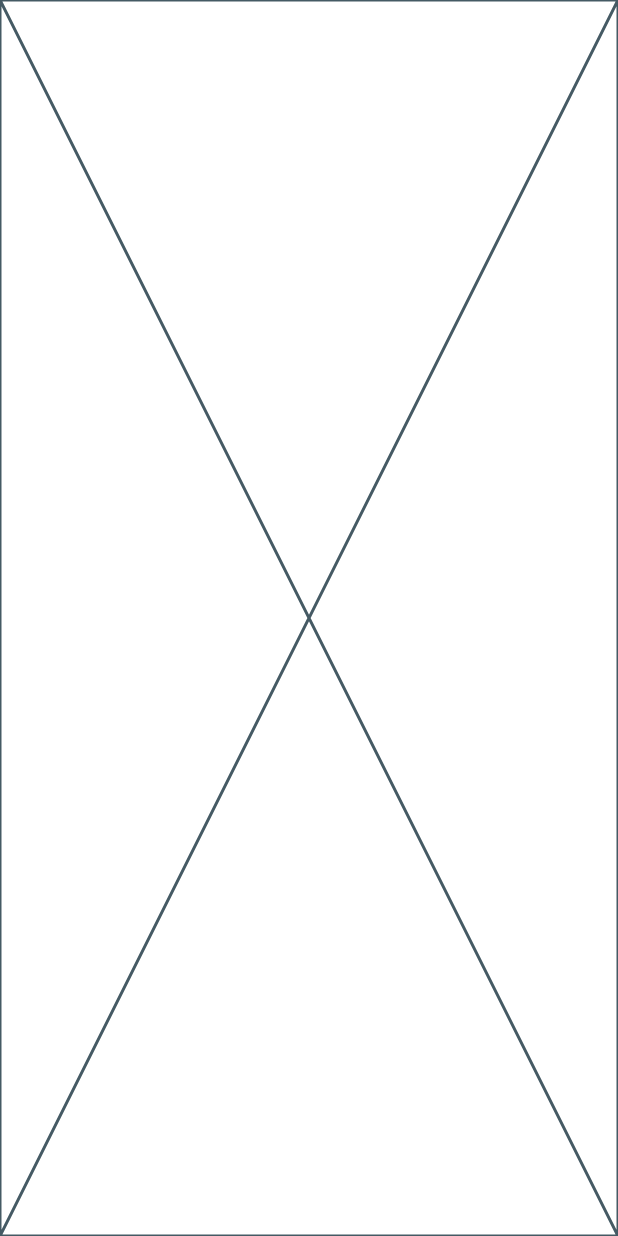
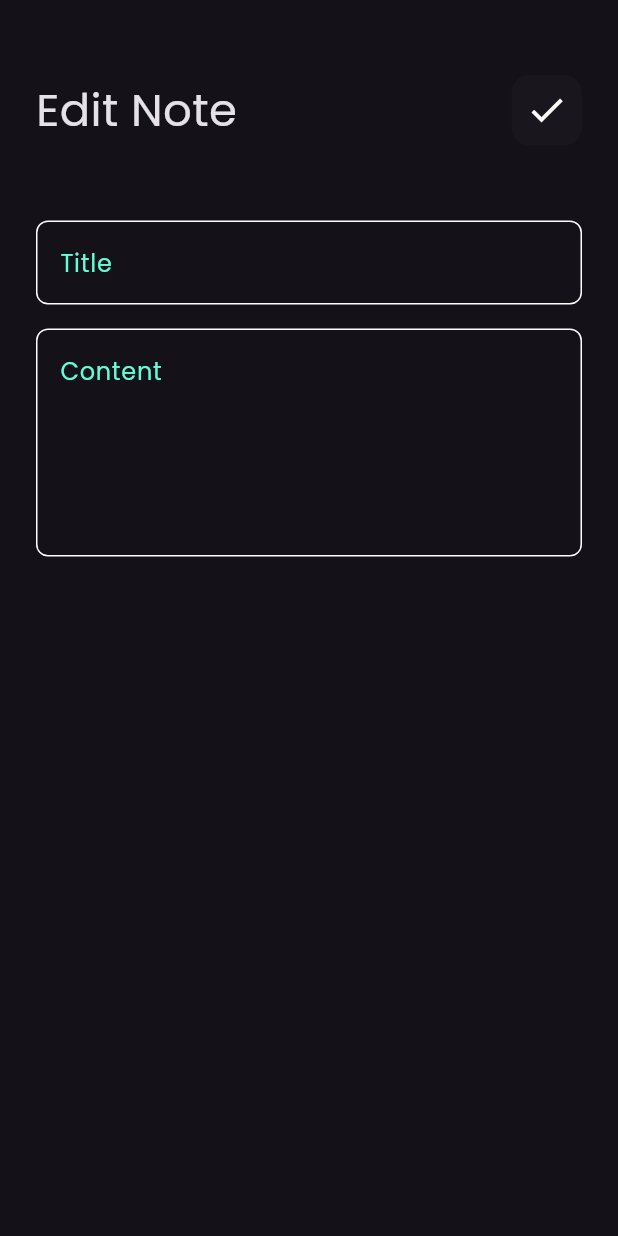
Before and after one commit to shahdrhoma/notes_app, a Flutter app: the screen it shows after launch, after a tap on "Flutter tip", on a phone screen of 412 x 824 dp. Run offline on Flutter 3.47's test engine with Material 3 defaults, Android fonts, the phone set to English and light mode, and no system bars; our stand-ins replace font_awesome_flutter.

Commit message:
finish edit note view body

```diff
--- a/lib/main.dart
+++ b/lib/main.dart
@@ -1,4 +1,5 @@
 import 'package:flutter/material.dart';
+import 'package:notes_app/views/edit_note_view.dart';
 import 'package:notes_app/views/notes_view.dart';
 
 void main() {
--- a/lib/views/edit_note_view.dart
+++ b/lib/views/edit_note_view.dart
@@ -1,10 +1,14 @@
 import 'package:flutter/material.dart';
+import 'package:notes_app/views/widgets/custom_app_bar.dart';
+import 'package:notes_app/views/widgets/edit_note_view_body.dart';
 
 class EditNoteView extends StatelessWidget {
   const EditNoteView({super.key});
 
   @override
   Widget build(BuildContext context) {
-    return const Placeholder();
+    return Scaffold(
+      body: EditNoteViewBody(),
+    );
   }
 }
--- a/lib/views/widgets/custom_app_bar.dart
+++ b/lib/views/widgets/custom_app_bar.dart
@@ -2,20 +2,23 @@ import 'package:flutter/material.dart';
 import 'package:notes_app/views/widgets/custom_search_icon.dart';
 
 class CustomAppBar extends StatelessWidget {
-  const CustomAppBar({super.key});
-
+  const CustomAppBar({super.key, required this.title, required this.icon});
+  final String title;
+  final IconData icon;
   @override
   Widget build(BuildContext context) {
     return Row(
-      children: const [
+      children: [
         Text(
-          'Notes',
+          title,
           style: TextStyle(
             fontSize: 30,
           ),
         ),
         Spacer(),
-        CustomSearchIcon()
+        CustomIcon(
+          icon: icon,
+        )
       ],
     );
   }
--- a/lib/views/widgets/custom_search_icon.dart
+++ b/lib/views/widgets/custom_search_icon.dart
@@ -1,7 +1,8 @@
 import 'package:flutter/material.dart';
 
-class CustomSearchIcon extends StatelessWidget {
-  const CustomSearchIcon({super.key});
+class CustomIcon extends StatelessWidget {
+  const CustomIcon({super.key, required this.icon});
+  final IconData icon;
 
   @override
   Widget build(BuildContext context) {
@@ -13,7 +14,14 @@ class CustomSearchIcon extends StatelessWidget {
         borderRadius: BorderRadius.circular(12),
       ),
       child: Center(
-        child: Icon(Icons.search, size: 28),
+        child: IconButton(
+          onPressed: () {},
+          icon: Icon(
+            icon,
+            color: Colors.white,
+            size: 28,
+          ),
+        ),
       ),
     );
   }
--- /dev/null
+++ b/lib/views/widgets/edit_note_view_body.dart
@@ -0,0 +1,41 @@
+import 'package:flutter/material.dart';
+import 'package:notes_app/views/widgets/custom_app_bar.dart';
+import 'package:notes_app/views/widgets/custom_text_field.dart';
+
+class EditNoteViewBody extends StatelessWidget {
+  const EditNoteViewBody({super.key});
+
+  @override
+  Widget build(BuildContext context) {
+    return Padding(
+      padding: const EdgeInsets.symmetric(horizontal: 24.0),
+      child: Column(
+        children: [
+          const SizedBox(
+            height: 50,
+          ),
+          const CustomAppBar(
+            title: 'Edit Note',
+            icon: Icons.check,
+          ),
+          SizedBox(
+            height: 50,
+          ),
+          CustomTextField(
+            hintText: 'Title',
+          ),
+          const SizedBox(
+            height: 16,
+          ),
+          CustomTextField(
+            hintText: 'Content',
+            maxLines: 5,
+          ),
+          const SizedBox(
+            height: 32,
+          ),
+        ],
+      ),
+    );
+  }
+}
--- a/lib/views/widgets/notes_view_body.dart
+++ b/lib/views/widgets/notes_view_body.dart
@@ -15,7 +15,10 @@ class NotesViewBody extends StatelessWidget {
           SizedBox(
             height: 50,
           ),
-          CustomAppBar(),
+          CustomAppBar(
+            title: 'Notes',
+            icon: Icons.search,
+          ),
           Expanded(child: NotesListView()),
         ],
       ),
```
